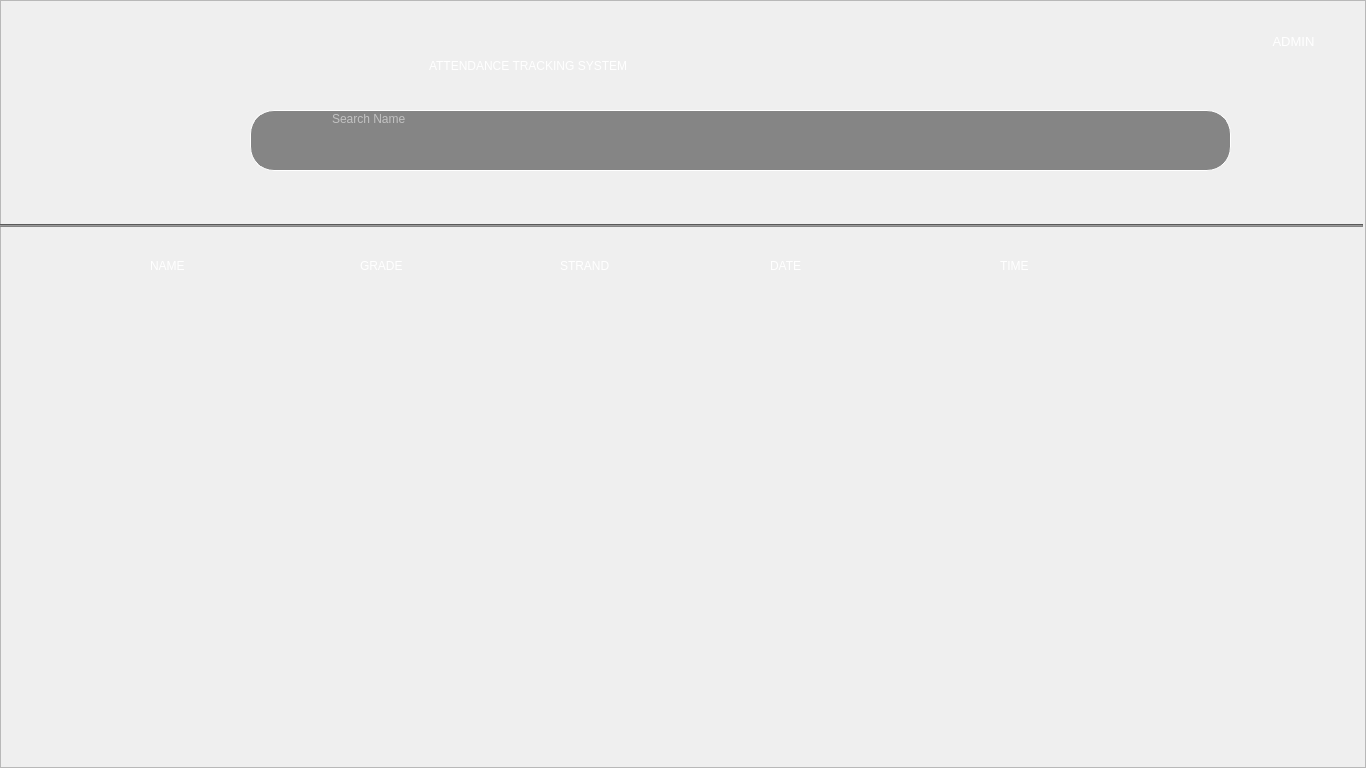
The window that ui/admin.ui (HimoJCode/Automated-Attendance-Tracking) describes before a commit, drawn with Qt 5.
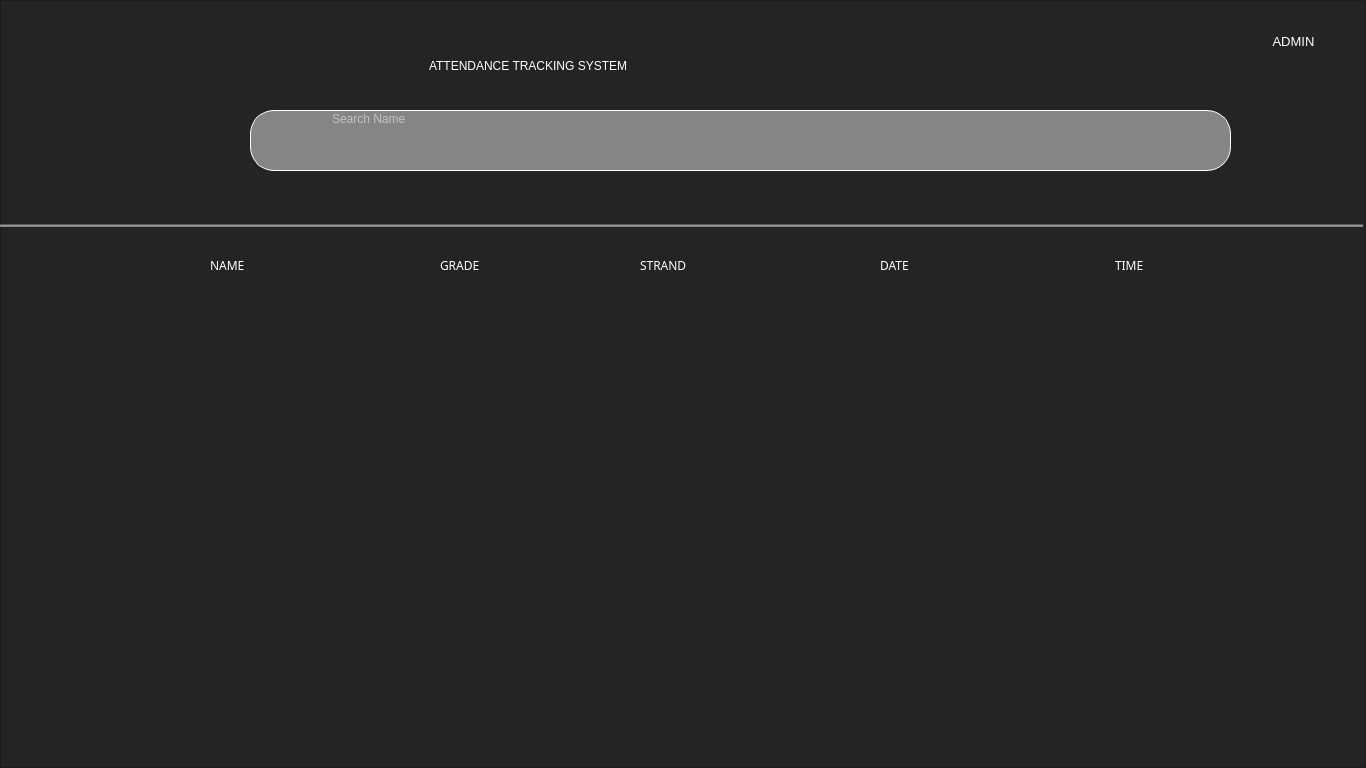
The same window after the commit. Icons and pictures are not drawn.

Commit message: Done Main UI and Admin UI

What changed in the file:
```diff
--- a/ui/admin.ui
+++ b/ui/admin.ui
@@ -33,8 +33,10 @@
     <item>
      <widget class="QFrame" name="background">
       <property name="styleSheet">
-       <string notr="true">background-image: url(:/resources/Bg_aci.png);
-background-repeat: no-repeat;</string>
+       <string notr="true">background-repeat: no-repeat;
+background-color: #242424;
+
+</string>
       </property>
       <property name="frameShape">
        <enum>QFrame::StyledPanel</enum>
@@ -324,14 +326,15 @@
       <widget class="QLabel" name="nameLogs">
        <property name="geometry">
         <rect>
-         <x>150</x>
+         <x>210</x>
          <y>250</y>
-         <width>71</width>
+         <width>101</width>
          <height>31</height>
         </rect>
        </property>
        <property name="styleSheet">
-        <string notr="true">font: 75 20pt &quot;MS Shell Dlg 2&quot;;
+        <string notr="true">font: 75 25pt &quot;MS Shell Dlg 2&quot;;
+font-family: bold;
 color: white;
 background: transparent;</string>
        </property>
@@ -342,14 +345,15 @@
       <widget class="QLabel" name="gradeLogs">
        <property name="geometry">
         <rect>
-         <x>360</x>
+         <x>440</x>
          <y>250</y>
-         <width>91</width>
+         <width>121</width>
          <height>31</height>
         </rect>
        </property>
        <property name="styleSheet">
-        <string notr="true">font: 75 20pt &quot;MS Shell Dlg 2&quot;;
+        <string notr="true">font: 75 25pt &quot;MS Shell Dlg 2&quot;;
+font-family: bold;
 color: white;
 background: transparent;</string>
        </property>
@@ -360,16 +364,17 @@
       <widget class="QLabel" name="strandLogs">
        <property name="geometry">
         <rect>
-         <x>560</x>
+         <x>640</x>
          <y>250</y>
-         <width>101</width>
+         <width>141</width>
          <height>31</height>
         </rect>
        </property>
        <property name="styleSheet">
-        <string notr="true">font: 75 20pt &quot;MS Shell Dlg 2&quot;;
+        <string notr="true">font: 75 25pt &quot;MS Shell Dlg 2&quot;;
 color: white;
-background: transparent;</string>
+background: transparent;
+font-family: bold;</string>
        </property>
        <property name="text">
         <string>STRAND</string>
@@ -378,16 +383,17 @@
       <widget class="QLabel" name="dateLogs">
        <property name="geometry">
         <rect>
-         <x>770</x>
+         <x>880</x>
          <y>250</y>
-         <width>71</width>
+         <width>91</width>
          <height>31</height>
         </rect>
        </property>
        <property name="styleSheet">
-        <string notr="true">font: 75 20pt &quot;MS Shell Dlg 2&quot;;
+        <string notr="true">font: 75 25pt &quot;MS Shell Dlg 2&quot;;
 color: white;
-background: transparent;</string>
+background: transparent;
+font-family: bold;</string>
        </property>
        <property name="text">
         <string>DATE</string>
@@ -396,16 +402,17 @@
       <widget class="QLabel" name="timeLogs">
        <property name="geometry">
         <rect>
-         <x>1000</x>
+         <x>1115</x>
          <y>250</y>
-         <width>71</width>
+         <width>81</width>
          <height>31</height>
         </rect>
        </property>
        <property name="styleSheet">
-        <string notr="true">font: 75 20pt &quot;MS Shell Dlg 2&quot;;
+        <string notr="true">font: 75 25pt &quot;MS Shell Dlg 2&quot;;
 color: white;
-background: transparent;</string>
+background: transparent;
+font-family: bold;</string>
        </property>
        <property name="text">
         <string>TIME</string>
@@ -414,10 +421,10 @@
       <widget class="QTableWidget" name="adminTableWidget">
        <property name="geometry">
         <rect>
-         <x>110</x>
+         <x>100</x>
          <y>300</y>
-         <width>961</width>
-         <height>291</height>
+         <width>1151</width>
+         <height>401</height>
         </rect>
        </property>
        <property name="styleSheet">
@@ -428,13 +435,12 @@
     gridline-color: transparent;
     outline: none;
     padding: 5px;
-    font-size: 20px;
+    font-size: 30px;
 }
-
 QHeaderView::section {
-    background: transparent;
+    background-color: transparent;
     color: #FFFFFF;
-    font-size: 15px;
+    font-size: 20px;
     border: none;
     padding: 5px;
     text-align: left;  /* Align header titles consistently */
@@ -456,21 +462,6 @@
     selection-color: #FFFFFF;
 }
 
-QScrollBar:vertical {
-    width: 8px;
-    background: transparent;
-}
-
-QScrollBar::handle:vertical {
-    background-color: rgba(255, 255, 255, 0.4);
-    border-radius: 4px;
-}
-
-QScrollBar::add-line:vertical,
-QScrollBar::sub-line:vertical {
-    height: 0px;
-}
-
 QHeaderView::section:horizontal {
     background-color: transparent;
     color: white;
```
The commit also changes 1 other file.
